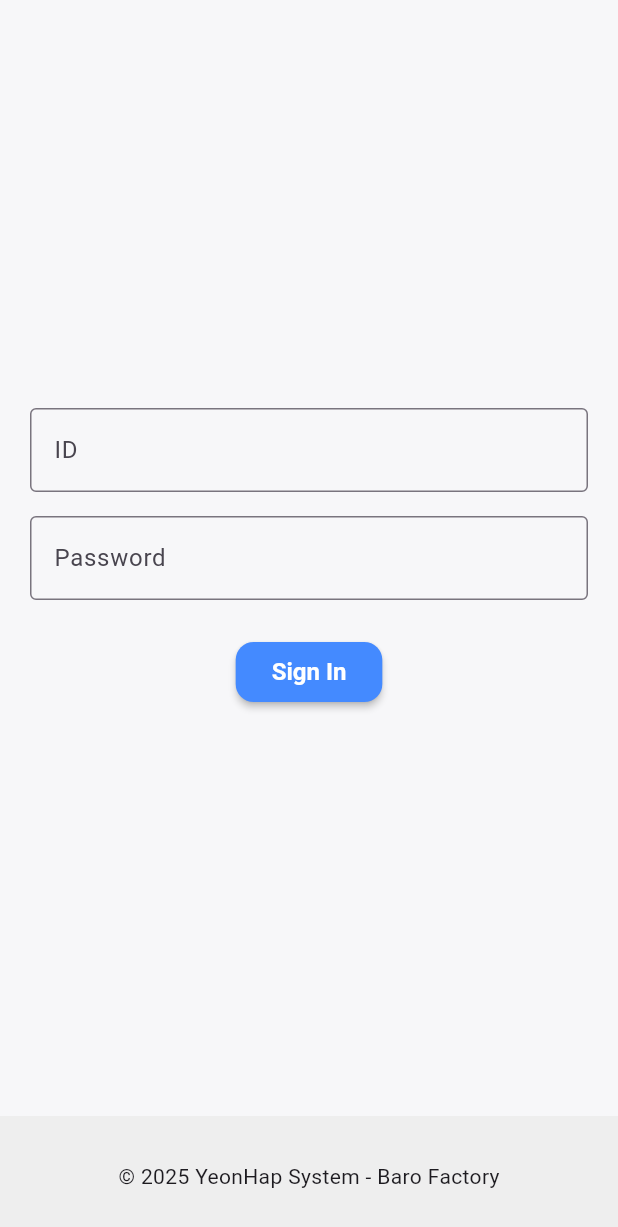
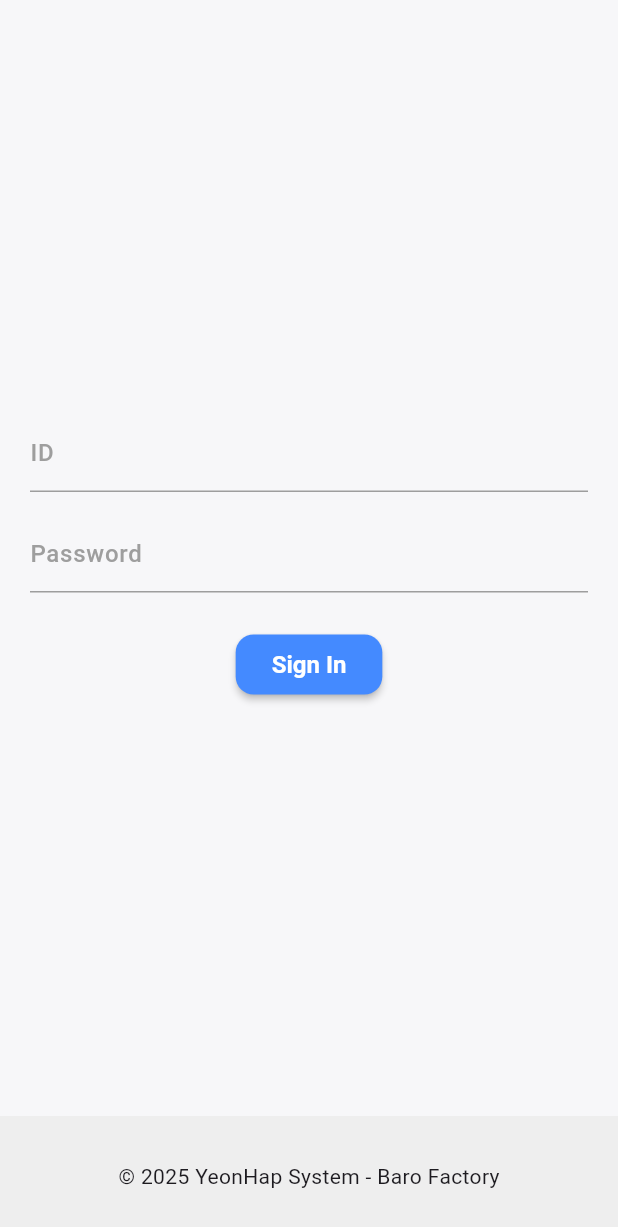
Before and after one commit to HaJaehyeong/flutter-study, a Flutter app: the SigninScreen screen opened by its route, on a phone screen of 412 x 824 dp. Shown: the top 1227 px of the screen. Run offline on Flutter 3.47's test engine with Material 3 defaults, Android fonts, the phone set to English and light mode, and no system bars; our stand-ins replace dio.

Commit message:
modify custom text field

```diff
--- a/lib/widgets/custom_text_field.dart
+++ b/lib/widgets/custom_text_field.dart
@@ -3,24 +3,44 @@ import 'package:flutter/material.dart';
 class CustomTextField extends StatelessWidget {
   final String hintText;
   final bool obscureText;
-  final ValueChanged<String> onChanged;
+  final void Function(String)? onChanged;
 
   const CustomTextField({
     super.key,
     required this.hintText,
     this.obscureText = false,
-    required this.onChanged,
+    this.onChanged,
   });
 
   @override
   Widget build(BuildContext context) {
-    return TextField(
+    return TextFormField(
       obscureText: obscureText,
+      onChanged: onChanged,
+      style: const TextStyle(fontSize: 18, fontWeight: FontWeight.w500),
+      cursorColor: Colors.black,
       decoration: InputDecoration(
-        hintText: hintText,
-        border: const OutlineInputBorder(),
+        labelText: hintText,
+        border: const UnderlineInputBorder(),
+        labelStyle: const TextStyle(
+          fontWeight: FontWeight.w500,
+          color: Colors.grey,
+        ),
+        floatingLabelStyle: const TextStyle(
+          fontWeight: FontWeight.w500,
+          color: Colors.grey,
+        ),
+        isDense: true,
+        enabledBorder: const UnderlineInputBorder(
+          borderSide: BorderSide(color: Colors.grey),
+        ),
+        errorBorder: const UnderlineInputBorder(
+          borderSide: BorderSide(color: Color(0xFFee5d50)),
+        ),
+        focusedBorder: const UnderlineInputBorder(
+          borderSide: BorderSide(color: Colors.black54, width: 2),
+        ),
       ),
-      onChanged: onChanged,
     );
   }
 }
```
